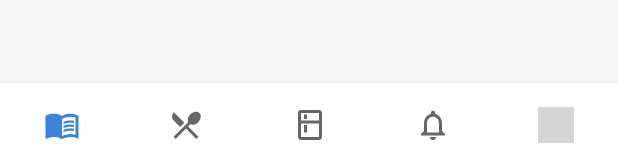
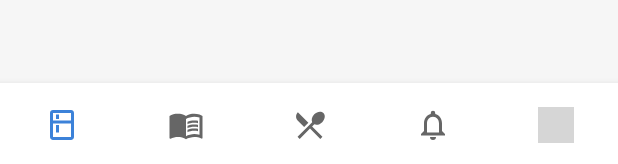
Before and after one commit to Dynamic-LAB/sinsungo_android, an Android app: the layout activity_main.xml on its own in the app's theme, with its tools: preview values and no code run, on a phone screen of 412 x 824 dp. Shown: the part 1069-1233 px from the top of the screen. Run offline under Robolectric (Android 15) with nearby library versions, the light colour scheme and no system bars; grey boxes are pictures that could not be loaded.

Commit message:
#55 [style] : 냉장고 View Style 수정
strings.xml 리팩토링
themes.xml 스타일 추가
 - TabLayout
 - SpeedDial

```diff
--- a/app/src/main/res/layout/fragment_ingredient.xml
+++ b/app/src/main/res/layout/fragment_ingredient.xml
@@ -58,8 +58,8 @@
                 android:layout_width="wrap_content"
                 android:layout_height="wrap_content"
                 android:layout_marginTop="16dp"
-                android:text="@string/empty_refrigerator"
-                style="@style/Text.Regular_16_Black"
+                android:text="@string/ref_empty_message"
+                android:textAppearance="@style/Text.Regular_16_Black"
                 app:layout_constraintBottom_toBottomOf="parent"
                 app:layout_constraintEnd_toEndOf="parent"
                 app:layout_constraintStart_toStartOf="parent"
--- a/app/src/main/res/menu/menu_bottom_nav.xml
+++ b/app/src/main/res/menu/menu_bottom_nav.xml
@@ -1,27 +1,27 @@
 <?xml version="1.0" encoding="utf-8"?>
 <menu xmlns:android="http://schemas.android.com/apk/res/android">
     <item
-        android:title="@string/diet"
+        android:title="@string/all_refrigerator"
+        android:id="@+id/bottom_nav_menu_refrigerator"
+        android:icon="@drawable/ic_bottom_nav_refrigerator"/>
+
+    <item
+        android:title="@string/all_diet"
         android:id="@+id/bottom_nav_menu_diet"
         android:icon="@drawable/ic_bottom_nav_diet"/>
 
     <item
-        android:title="@string/recipe"
+        android:title="@string/all_recipe"
         android:id="@+id/bottom_nav_menu_recipe"
         android:icon="@drawable/ic_bottom_nav_recipe"/>
 
     <item
-        android:title="@string/refrigerator"
-        android:id="@+id/bottom_nav_menu_refrigerator"
-        android:icon="@drawable/ic_bottom_nav_refrigerator"/>
-
-    <item
-        android:title="@string/notification"
+        android:title="@string/all_notification"
         android:id="@+id/bottom_nav_menu_notification"
         android:icon="@drawable/ic_bottom_nav_notification"/>
 
     <item
-        android:title="@string/shopping_basket"
+        android:title="@string/all_shopping_basket"
         android:id="@+id/bottom_nav_menu_shopping_basket"
         android:icon="@drawable/ic_bottom_nav_basket"/>
 </menu>
```
Also changed, not shown: app/src/main/java/com/dlab/sinsungo/MainActivity.kt (+5 -5 lines), app/src/main/java/com/dlab/sinsungo/RefrigeratorFragment.kt (+4 -7 lines), app/src/main/res/layout/fragment_refrigerator.xml (+8 -16 lines), app/src/main/res/values/strings.xml (+7 -5 lines), app/src/main/res/values/themes.xml (+21 -2 lines).
